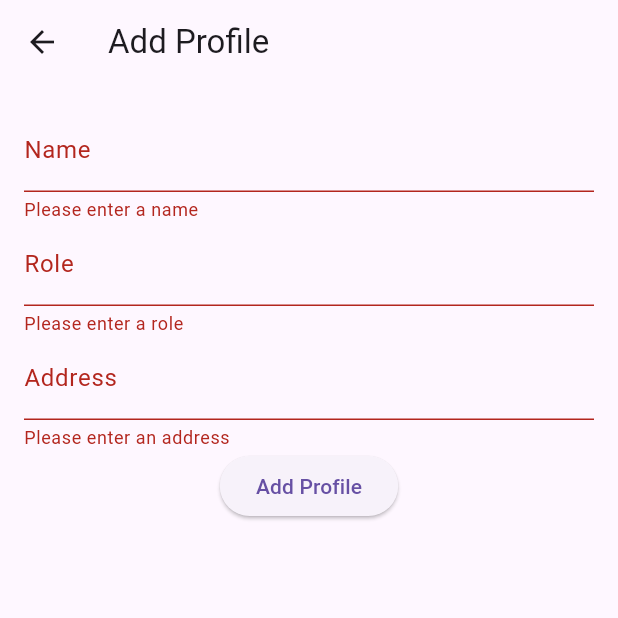
After one commit to dindasaudry/geofence-firebase, a Flutter app: the AddProfilePage screen opened directly, after a tap on "Add Profile", on a phone screen of 412 x 824 dp, the top half of it. The commit adds this screen. Run offline on Flutter 3.47's test engine with Material 3 defaults, Android fonts, the light colour scheme and no system bars; our stand-ins replace cloud_firestore, firebase_auth, firebase_core, fluttertoast, font_awesome_flutter, geocoding and 5 more; accounts and stored records are empty.

Commit message:
first commit

```diff
--- a/lib/features/user_auth/presentation/land/land_record.dart
+++ b/lib/features/user_auth/presentation/land/land_record.dart
@@ -1,4 +1,5 @@
 class LandRecord {
+ final String profileName;
  final String landName;
  final String address;
  final String areaSize;
@@ -6,6 +7,7 @@ class LandRecord {
  final String ispoCertificate;
 
  LandRecord({
+    required this.profileName,
     required this.landName,
     required this.address,
     required this.areaSize,
--- /dev/null
+++ b/lib/features/user_auth/presentation/profile/add_profile.dart
@@ -0,0 +1,90 @@
+import 'package:flutter/cupertino.dart';
+import 'package:flutter/material.dart';
+import 'package:cloud_firestore/cloud_firestore.dart';
+
+class AddProfilePage extends StatefulWidget {
+  @override
+  _AddProfilePageState createState() => _AddProfilePageState();
+}
+
+class _AddProfilePageState extends State<AddProfilePage> {
+  final _formKey = GlobalKey<FormState>();
+  final FirebaseFirestore _firestore = FirebaseFirestore.instance;
+  String? _name;
+  String? _role;
+  String? _address;
+
+  @override
+  Widget build(BuildContext context) {
+    return Scaffold(
+      appBar: AppBar(
+        title: Text('Add Profile'),
+      ),
+      body: Padding(
+        padding: const EdgeInsets.all(16.0),
+        child: Form(
+          key: _formKey,
+          child: Column(
+            children: [
+              TextFormField(
+                decoration: InputDecoration(labelText: 'Name'),
+                validator: (value) {
+                  if (value == null || value.isEmpty) {
+                    return 'Please enter a name';
+                  }
+                  return null;
+                },
+                onSaved: (value) {
+                  _name = value;
+                },
+              ),
+              TextFormField(
+                decoration: InputDecoration(labelText: 'Role'),
+                validator: (value) {
+                  if (value == null || value.isEmpty) {
+                    return 'Please enter a role';
+                  }
+                  return null;
+                },
+                onSaved: (value) {
+                  _role = value;
+                },
+              ),
+              TextFormField(
+                decoration: InputDecoration(labelText: 'Address'),
+                validator: (value) {
+                  if (value == null || value.isEmpty) {
+                    return 'Please enter an address';
+                  }
+                  return null;
+                },
+                onSaved: (value) {
+                  _address = value;
+                },
+              ),
+              ElevatedButton(
+                onPressed: () {
+                  if (_formKey.currentState!.validate()) {
+                    _formKey.currentState!.save();
+                    // Add the new profile to Firestore
+                    _firestore.collection('profiles').add({
+                      'name': _name!,
+                      'role': _role!,
+                      'address': _address!,
+                    }).then((docRef) {
+                      // Navigate back to ProfileDisplayPage with the updated list of profiles
+                      Navigator.pop(context, {'id': docRef.id, 'name': _name, 'role': _role, 'address': _address});
+                    }).catchError((error) {
+                      print("Failed to add profile: $error");
+                    });
+                  }
+                },
+                child: Text('Add Profile'),
+              ),
+            ],
+          ),
+        ),
+      ),
+    );
+  }
+}
--- a/lib/features/user_auth/presentation/profile/profiledisplay.dart
+++ b/lib/features/user_auth/presentation/profile/profiledisplay.dart
@@ -1,12 +1,13 @@
 import 'package:flutter/material.dart';
+import 'package:geofencefirebase/features/user_auth/presentation/profile/add_profile.dart';
 import 'package:geofencefirebase/features/user_auth/presentation/profile/profile_page.dart';
 import 'editprofile.dart';
 import 'package:cloud_firestore/cloud_firestore.dart';
 
 class ProfileDisplayPage extends StatefulWidget {
-  final Map<String, String> profile;
+  final List<Map<String, String>> profiles;
 
-  ProfileDisplayPage({required this.profile});
+  ProfileDisplayPage({required this.profiles});
 
   @override
   _ProfileDisplayPageState createState() => _ProfileDisplayPageState();
@@ -26,36 +27,35 @@ class _ProfileDisplayPageState extends State<ProfileDisplayPage> {
         child: Column(
           crossAxisAlignment: CrossAxisAlignment.start,
           children: [
-            Row(
-              mainAxisAlignment: MainAxisAlignment.spaceBetween,
-              children: [
             Expanded(
-                  child: Column(
+              child: ListView.builder(
+                itemCount: widget.profiles.length,
+                itemBuilder: (context, index) {
+                  final profile = widget.profiles[index];
+                  return Column(
                     crossAxisAlignment: CrossAxisAlignment.start,
                     children: [
-                      Text('Name: ${widget.profile['name']}'),
-                      Text('Role: ${widget.profile['role']}'),
-                      Text('Address: ${widget.profile['address']}'),
-                    ],
-                  ),
-                ),
-                Column(
+                      Text('Name: ${profile['name']}'),
+                      Text('Role: ${profile['role']}'),
+                      Text('Address: ${profile['address']}'),
+                      Row(
+                        mainAxisAlignment: MainAxisAlignment.end,
                         children: [
                           IconButton(
                             icon: Icon(Icons.edit),
                             onPressed: () async {
-// Inside ProfileDisplayPage, when navigating to EditProfilePage
+                              // Navigate to EditProfilePage for the current profile
                               final editedData = await Navigator.push(
                                 context,
                                 MaterialPageRoute(builder: (context) => EditProfilePage(profileData: {
-   ...widget.profile,
-    'id': widget.profile['id'], // Ensure the document ID is included
+                                 ...profile,
+                                  'id': profile['id'], // Ensure the document ID is included
                                 })),
                               );
 
                               if (editedData!= null) {
                                 // Update the profile data in Firestore
-                          await _firestore.collection('profiles').doc(widget.profile['id']).update(editedData);
+                                await _firestore.collection('profiles').doc(profile['id']).update(editedData);
                                 // Optionally, update the local profile data if you're maintaining a local list
                               }
                             },
@@ -64,24 +64,25 @@ final editedData = await Navigator.push(
                             icon: Icon(Icons.delete),
                             onPressed: () async {
                               // Delete the profile from Firestore
-                        await _firestore.collection('profiles').doc(widget.profile['id']).delete();
+                              await _firestore.collection('profiles').doc(profile['id']).delete();
                               // Optionally, remove the profile from a local list if you're maintaining one
-                        // This step depends on how you're managing your data locally
                               Navigator.pop(context); // Navigate back after deletion
                             },
                           ),
                         ],
                       ),
                     ],
+                  );
+                },
+              ),
             ),
             SizedBox(height: 20), // Add some space between the profile info and the add button
             ElevatedButton(
               onPressed: () {
                 // Navigate to the AddProfilePage or handle the add profile logic here
-                // This is a placeholder for your add profile logic
                 Navigator.push(
                   context,
-                  MaterialPageRoute(builder: (context) => ProfilePage()),
+                  MaterialPageRoute(builder: (context) => AddProfilePage()),
                 );
               },
               child: Text('Add Profile'),
```
Also changed, not shown: lib/features/user_auth/presentation/land/edit_land.dart (+8 -0 lines), lib/features/user_auth/presentation/land/land_records_page.dart (+11 -2 lines), lib/features/user_auth/presentation/profile/profile_page.dart (+21 -2 lines), 1 other file. Lines whose indentation alone changed are shown as unchanged.
